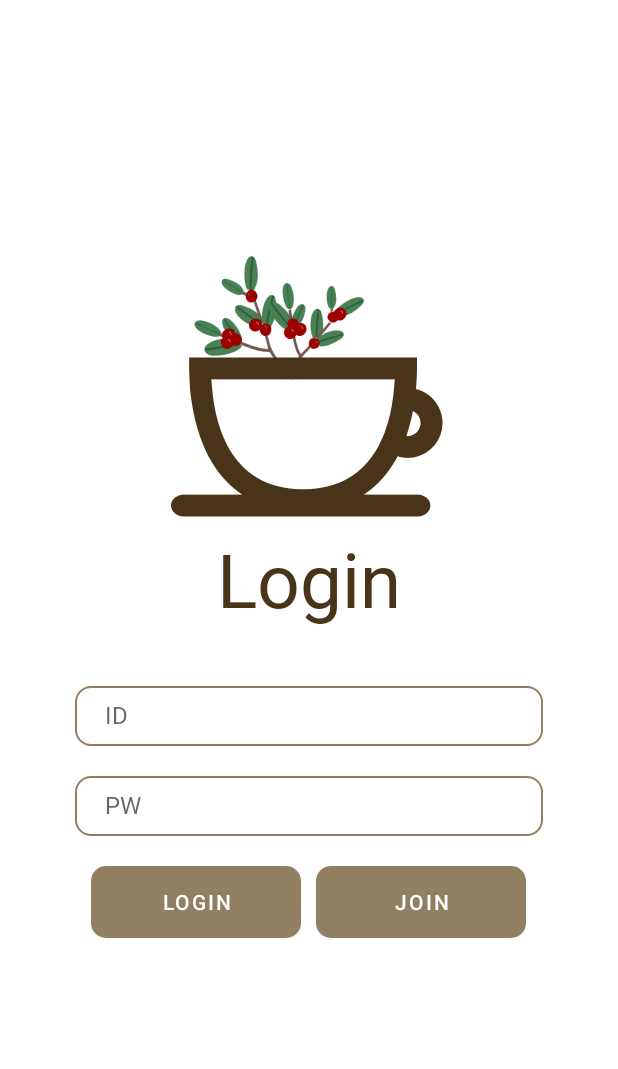
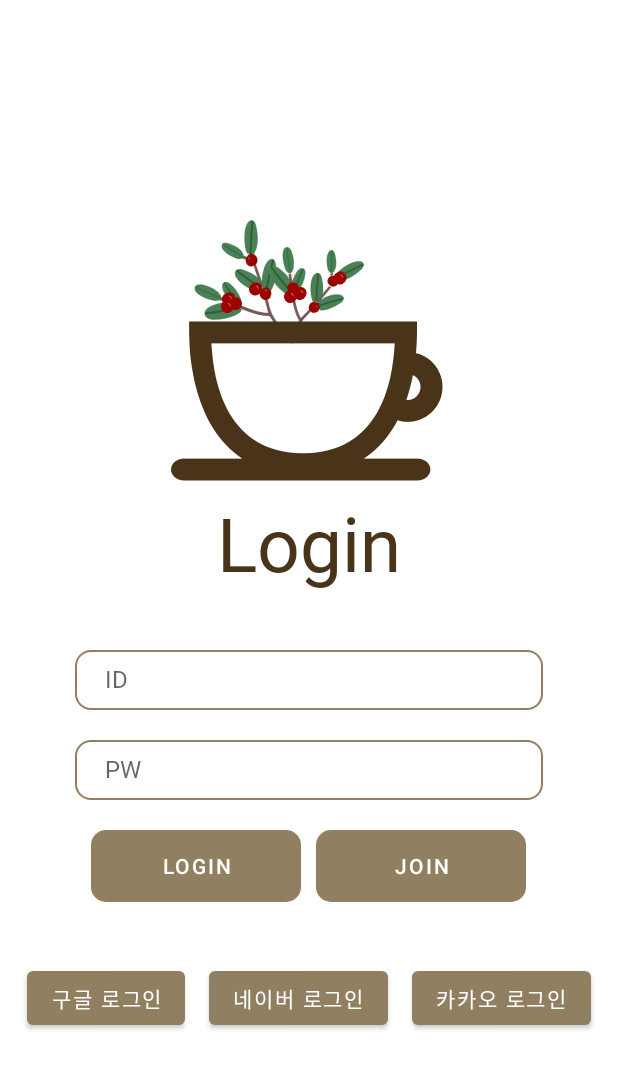
Before and after one commit to JosephNaa/SSAFYCafeApp, an Android app: the screen it shows after launch (LoginActivity), on a phone screen of 412 x 824 dp. Shown: the top 1069 px of the screen. Run offline under Robolectric (Android 15) with nearby library versions, the phone set to English and light mode, and no system bars; libraries missing offline, so code that uses them is left out: com.kakao.sdk; 2 statements that could not run were skipped.

Commit message:
[feat] 카카오 로그인 --- 나요셉

```diff
--- a/app/app/src/main/java/com/ssafy/smartstoredb/model/dto/User.kt
+++ b/app/app/src/main/java/com/ssafy/smartstoredb/model/dto/User.kt
@@ -1,10 +1,10 @@
 package com.ssafy.smartstoredb.model.dto
 
 data class User (
-    val id: String,
-    val name: String,
-    val pass: String,
-    val stamps: Int,
+    var id: String,
+    var name: String,
+    var pass: String,
+    var stamps: Int,
     val stampList: ArrayList<Stamp> = ArrayList()
 ){
     constructor():this("", "","",0)
--- a/app/app/src/main/java/com/ssafy/smartstoredb/ui/login/fragment/LoginFragment.kt
+++ b/app/app/src/main/java/com/ssafy/smartstoredb/ui/login/fragment/LoginFragment.kt
@@ -6,16 +6,24 @@ import android.util.Log
 import android.view.LayoutInflater
 import android.view.View
 import android.view.ViewGroup
+import android.view.inputmethod.InputMethod
 import android.widget.Button
 import android.widget.EditText
 import android.widget.Toast
 import androidx.fragment.app.Fragment
+import com.kakao.sdk.auth.LoginClient
+import com.kakao.sdk.auth.model.OAuthToken
+import com.kakao.sdk.user.UserApiClient
 import com.ssafy.smartstore.util.RetrofitCallback
 import com.ssafy.smartstoredb.R
 import com.ssafy.smartstoredb.config.ApplicationClass
+import com.ssafy.smartstoredb.data.remote.api.KakaoApi
 import com.ssafy.smartstoredb.ui.login.LoginActivity
 import com.ssafy.smartstoredb.data.service.UserService
 import com.ssafy.smartstoredb.model.dto.User
+import kotlinx.coroutines.CoroutineScope
+import kotlinx.coroutines.Dispatchers
+import kotlinx.coroutines.launch
 
 // 로그인 화면
 private const val TAG = "LoginFragment_싸피"
@@ -23,6 +31,10 @@ class LoginFragment : Fragment(){
     private lateinit var loginActivity: LoginActivity
     lateinit var btnLogin : Button
     lateinit var btnJoin : Button
+    lateinit var btnKakao : Button
+
+    private var checkedId = false
+    var kUser = User()
 
     override fun onAttach(context: Context) {
         super.onAttach(context)
@@ -42,6 +54,8 @@ class LoginFragment : Fragment(){
         super.onViewCreated(view, savedInstanceState)
         btnLogin = view.findViewById(R.id.btnLogin)
         btnJoin = view.findViewById(R.id.btnJoin)
+        btnKakao = view.findViewById(R.id.btnKakao)
+
         var id = view.findViewById<EditText>(R.id.editTextLoginID)
         var password = view.findViewById<EditText>(R.id.editTextLoginPW)
 
@@ -52,6 +66,42 @@ class LoginFragment : Fragment(){
         btnJoin.setOnClickListener {
             loginActivity.openFragment(2)
         }
+
+        btnKakao.setOnClickListener {
+            val callback: (OAuthToken?, Throwable?) -> Unit = {token, error ->
+                if (error != null) {
+                    Log.d(TAG, "onViewCreated: 로그인 실패, $error")
+                } else if (token != null) {
+                    Log.d(TAG, "onViewCreated: 로그인 성공 ${token}")
+
+                    UserApiClient.instance.me { user, error ->
+                        Log.d(TAG, "회원번호: ${user?.id}")
+                        Log.d(TAG, "닉네임: ${user?.kakaoAccount?.profile?.nickname}")
+
+                        kUser.id = "k"+user?.id.toString()
+                        kUser.name = user?.kakaoAccount?.profile?.nickname!!
+                        kUser.pass = "pass" + user?.id.toString()
+                        kUser.stamps = 0
+
+                        UserService().isAvailable(kUser.id, CheckIdCallback())
+
+                        ApplicationClass.sharedPreferencesUtil.addUser(kUser)
+                        loginActivity.openFragment(1)
+
+                    }
+
+
+                }
+            }
+
+            if (LoginClient.instance.isKakaoTalkLoginAvailable(requireContext())) {
+                LoginClient.instance.loginWithKakaoTalk(requireContext(), callback = callback)
+            } else {
+                LoginClient.instance.loginWithKakaoAccount(requireContext(), callback = callback)
+            }
+        }
+
+
     }
 
     // Login API Call
@@ -82,4 +132,41 @@ class LoginFragment : Fragment(){
         }
     }
 
+    inner class CheckIdCallback: RetrofitCallback<Boolean> {
+        override fun onSuccess( code: Int, id: Boolean) {
+
+            if (!id) {
+                checkedId = true
+                UserService().join(kUser, JoinCallback())
+
+            }else{
+            }
+        }
+
+        override fun onError(t: Throwable) {
+            Log.d(TAG, t.message ?: "아이디 중복 체크 통신오류")
+        }
+
+        override fun onFailure(code: Int) {
+            Log.d(TAG, "onResponse: Error Code $code")
+        }
+    }
+
+    inner class JoinCallback: RetrofitCallback<Boolean> {
+        override fun onSuccess( code: Int, check: Boolean) {
+
+            if (check) {
+                Toast.makeText(context, "회원가입되었습니다!", Toast.LENGTH_SHORT).show()
+                loginActivity.openFragment(3)
+            }
+        }
+
+        override fun onError(t: Throwable) {
+            Log.d(TAG, t.message ?: "회원가입 통신오류")
+        }
+
+        override fun onFailure(code: Int) {
+            Log.d(TAG, "onResponse: Error Code $code")
+        }
+    }
 }
--- a/app/app/src/main/java/com/ssafy/smartstoredb/ui/main/MainActivity.kt
+++ b/app/app/src/main/java/com/ssafy/smartstoredb/ui/main/MainActivity.kt
@@ -31,6 +31,7 @@ import com.google.android.gms.location.LocationServices
 import com.google.android.gms.tasks.OnCompleteListener
 import com.google.android.material.bottomnavigation.BottomNavigationView
 import com.google.firebase.messaging.FirebaseMessaging
+import com.kakao.sdk.common.util.Utility
 import com.ssafy.smartstore.dto.ShoppingCart
 import com.ssafy.smartstoredb.*
 import com.ssafy.smartstoredb.R
@@ -84,6 +85,9 @@ class MainActivity : BaseActivity<ActivityMainBinding>(ActivityMainBinding::infl
     override fun onCreate(savedInstanceState: Bundle?) {
         super.onCreate(savedInstanceState)
         setContentView(R.layout.activity_main)
+
+        var keyHash = Utility.getKeyHash(this)
+        Log.d(TAG, "onCreate: $keyHash")
 
         initFirebase()
 
--- a/app/app/src/main/res/layout/fragment_login.xml
+++ b/app/app/src/main/res/layout/fragment_login.xml
@@ -63,5 +63,39 @@
 
     </LinearLayout>
 
+    <LinearLayout
+        android:layout_width="wrap_content"
+        android:layout_height="wrap_content"
+        android:orientation="horizontal">
+
+        <Button
+            android:id="@+id/btnGoogle"
+            android:layout_weight="1"
+            android:layout_width="wrap_content"
+            android:layout_height="wrap_content"
+            android:layout_marginStart="8dp"
+            android:text="구글 로그인"
+            />
+
+        <Button
+            android:id="@+id/btnNaver"
+            android:layout_weight="1"
+            android:layout_width="wrap_content"
+            android:layout_height="wrap_content"
+            android:layout_marginStart="16dp"
+            android:text="네이버 로그인"
+            />
+
+        <Button
+            android:id="@+id/btnKakao"
+            android:layout_weight="1"
+            android:layout_width="wrap_content"
+            android:layout_height="wrap_content"
+            android:layout_marginStart="16dp"
+            android:layout_marginEnd="8dp"
+            android:text="카카오 로그인"
+            />
+    </LinearLayout>
+
 
 </LinearLayout>
--- a/app/app/src/main/res/values/strings.xml
+++ b/app/app/src/main/res/values/strings.xml
@@ -3,4 +3,6 @@
     <string name="name">벼락부자핫도그</string>
     <string name="default_notification_channel_id" translatable="false">fcm_default_channel</string>
     <string name="api_key">AIzaSyCUWtEJlKghtYplIRZOvUHLuA_ZnprHGNw</string>
+
+    <string name="kakao_app_key">893fb87760c2e752c580cb8e8725973a</string>
 </resources>
--- a/app/build.gradle
+++ b/app/build.gradle
@@ -20,6 +20,7 @@ allprojects {
         google()
         mavenCentral()
         jcenter() // Warning: this repository is going to shut down soon
+        maven { url 'https://devrepo.kakao.com/nexus/content/groups/public/' }
     }
 }
 
```
Also changed, not shown: app/app/build.gradle (+7 -0 lines), app/app/src/main/AndroidManifest.xml (+15 -0 lines), app/app/src/main/java/com/ssafy/smartstoredb/config/ApplicationClass.kt (+6 -1 lines).
